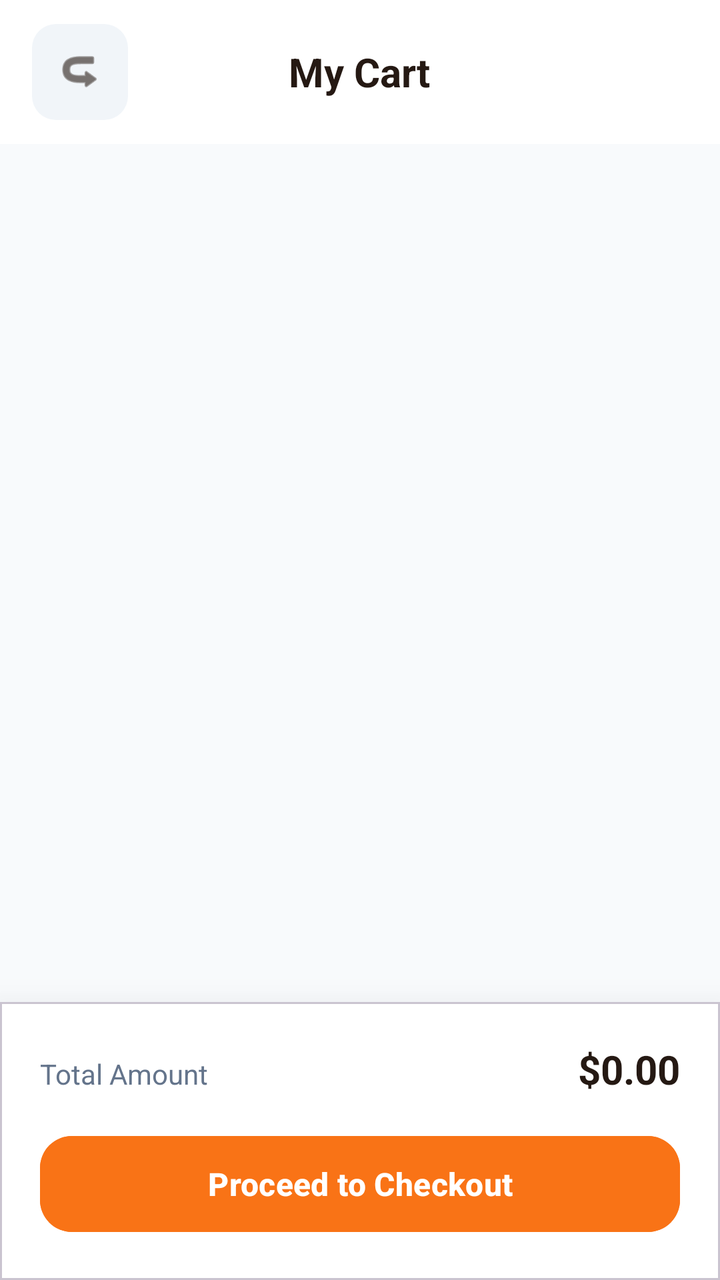
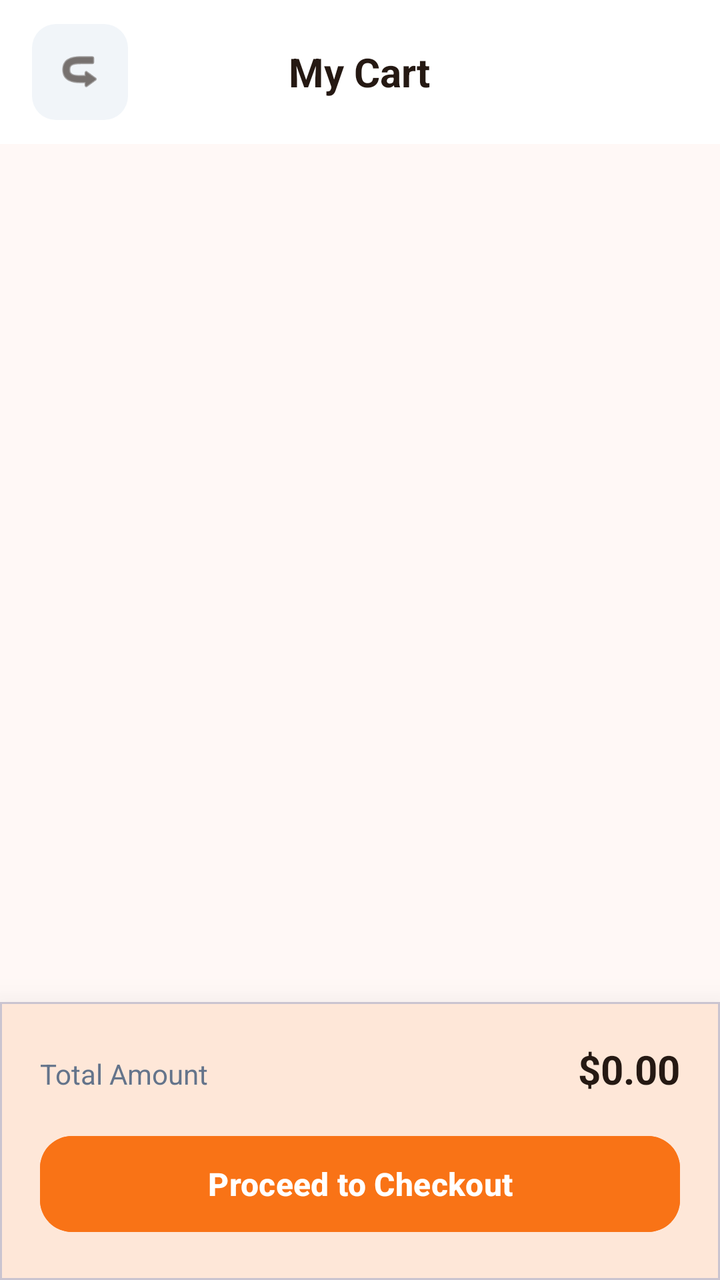

Two renders of the same Android screen: before a commit and after it. Below are the layout's source before the change and the commit's diff.
<!-- AndroidManifest.xml: application theme Theme.BeckieDealApp -->
<!-- res/layout/activity_cart.xml -->
<?xml version="1.0" encoding="utf-8"?>
<androidx.constraintlayout.widget.ConstraintLayout xmlns:android="http://schemas.android.com/apk/res/android"
    xmlns:app="http://schemas.android.com/apk/res-auto"
    xmlns:tools="http://schemas.android.com/tools"
    android:layout_width="match_parent"
    android:layout_height="match_parent"
    android:background="#F8FAFC"
    android:fitsSystemWindows="true"
    tools:context=".CartActivity">

    
    <com.google.android.material.appbar.AppBarLayout
        android:id="@+id/appBarLayout"
        android:layout_width="match_parent"
        android:layout_height="wrap_content"
        android:background="#FFFFFF"
        app:elevation="0dp"
        app:layout_constraintTop_toTopOf="parent">

        <com.google.android.material.appbar.MaterialToolbar
            android:id="@+id/topAppBar"
            android:layout_width="match_parent"
            android:layout_height="72dp"
            app:contentInsetStart="0dp">

            <RelativeLayout
                android:layout_width="match_parent"
                android:layout_height="match_parent"
                android:paddingHorizontal="16dp">

                <ImageView
                    android:id="@+id/backButton"
                    android:layout_width="48dp"
                    android:layout_height="48dp"
                    android:layout_alignParentStart="true"
                    android:layout_centerVertical="true"
                    android:background="@drawable/form_field_background"
                    android:padding="12dp"
                    android:src="@android:drawable/ic_menu_revert"
                    android:rotation="180"
                    app:tint="#251913" />

                <TextView
                    android:layout_width="wrap_content"
                    android:layout_height="wrap_content"
                    android:layout_centerInParent="true"
                    android:text="My Cart"
                    android:textColor="#251913"
                    android:textSize="20sp"
                    android:textStyle="bold" />

            </RelativeLayout>

        </com.google.android.material.appbar.MaterialToolbar>
    </com.google.android.material.appbar.AppBarLayout>

    <androidx.core.widget.NestedScrollView
        android:layout_width="match_parent"
        android:layout_height="0dp"
        android:fillViewport="true"
        app:layout_constraintTop_toBottomOf="@id/appBarLayout"
        app:layout_constraintBottom_toTopOf="@id/checkoutSection">

        <LinearLayout
            android:layout_width="match_parent"
            android:layout_height="wrap_content"
            android:orientation="vertical"
            android:padding="16dp">

            
            <LinearLayout
                android:id="@+id/emptyState"
                android:layout_width="match_parent"
                android:layout_height="match_parent"
                android:gravity="center"
                android:orientation="vertical"
                android:visibility="gone">

                <ImageView
                    android:layout_width="120dp"
                    android:layout_height="120dp"
                    android:src="@android:drawable/ic_menu_add"
                    app:tint="#FEECE7" />

                <TextView
                    android:layout_width="wrap_content"
                    android:layout_height="wrap_content"
                    android:layout_marginTop="24dp"
                    android:text="Your cart is empty"
                    android:textColor="#251913"
                    android:textSize="20sp"
                    android:textStyle="bold" />

                <TextView
                    android:layout_width="wrap_content"
                    android:layout_height="wrap_content"
                    android:layout_marginTop="8dp"
                    android:text="Looks like you haven't added anything yet."
                    android:textColor="#718096"
                    android:textSize="14sp" />

                <Button
                    android:id="@+id/startShoppingButton"
                    android:layout_width="wrap_content"
                    android:layout_height="wrap_content"
                    android:layout_marginTop="24dp"
                    android:text="Start Shopping"
                    android:textAllCaps="false"
                    app:cornerRadius="12dp"
                    android:backgroundTint="#F97316"/>
            </LinearLayout>

            
            <GridLayout
                android:id="@+id/cartItemsGrid"
                android:layout_width="match_parent"
                android:layout_height="wrap_content"
                android:alignmentMode="alignMargins"
                android:columnCount="2" />

        </LinearLayout>
    </androidx.core.widget.NestedScrollView>

    
    <com.google.android.material.card.MaterialCardView
        android:id="@+id/checkoutSection"
        android:layout_width="match_parent"
        android:layout_height="wrap_content"
        app:cardElevation="24dp"
        app:cardCornerRadius="0dp"
        app:layout_constraintBottom_toBottomOf="parent">
        
        <LinearLayout
            android:layout_width="match_parent"
            android:layout_height="wrap_content"
            android:background="#FFFFFF"
            android:orientation="vertical"
            android:padding="20dp">

            <LinearLayout
                android:layout_width="match_parent"
                android:layout_height="wrap_content"
                android:orientation="horizontal"
                android:layout_marginBottom="16dp">
                <TextView
                    android:layout_width="0dp"
                    android:layout_height="wrap_content"
                    android:layout_weight="1"
                    android:text="Total Amount"
                    android:textColor="#64748B"
                    android:textSize="14sp" />
                <TextView
                    android:id="@+id/totalPriceText"
                    android:layout_width="wrap_content"
                    android:layout_height="wrap_content"
                    android:text="$0.00"
                    android:textColor="#251913"
                    android:textSize="20sp"
                    android:textStyle="bold" />
            </LinearLayout>

            <Button
                android:id="@+id/checkoutButton"
                android:layout_width="match_parent"
                android:layout_height="56dp"
                android:backgroundTint="#F97316"
                android:text="Proceed to Checkout"
                android:textAllCaps="false"
                android:textColor="#FFFFFF"
                android:textSize="16sp"
                android:textStyle="bold"
                app:cornerRadius="16dp" />

        </LinearLayout>
    </com.google.android.material.card.MaterialCardView>

</androidx.constraintlayout.widget.ConstraintLayout>
<!-- resources referenced by this layout -->
<resources>
  <!-- drawable form_field_background (drawable) -->
  <?xml version="1.0" encoding="utf-8"?>
  <shape xmlns:android="http://schemas.android.com/apk/res/android">
      <solid android:color="#F1F5F9" />
      <corners android:radius="12dp" />
  </shape>
  <style name="Theme.BeckieDealApp" parent="Base.Theme.BeckieDealApp" />
  <style name="Base.Theme.BeckieDealApp" parent="Theme.Material3.DayNight.NoActionBar">
          
          
      </style>
</resources>

<!-- the commit's change to res/layout/activity_cart.xml (unified diff, before → after) -->
@@ -4,7 +4,7 @@
     xmlns:tools="http://schemas.android.com/tools"
     android:layout_width="match_parent"
     android:layout_height="match_parent"
-    android:background="#F8FAFC"
+    android:background="@color/background"
     android:fitsSystemWindows="true"
     tools:context=".CartActivity">
 
@@ -13,7 +13,7 @@
         android:id="@+id/appBarLayout"
         android:layout_width="match_parent"
         android:layout_height="wrap_content"
-        android:background="#FFFFFF"
+        android:background="@color/surface"
         app:elevation="0dp"
         app:layout_constraintTop_toTopOf="parent">
 
@@ -38,14 +38,14 @@
                     android:padding="12dp"
                     android:src="@android:drawable/ic_menu_revert"
                     android:rotation="180"
-                    app:tint="#251913" />
+                    app:tint="@color/text_primary" />
 
                 <TextView
                     android:layout_width="wrap_content"
                     android:layout_height="wrap_content"
                     android:layout_centerInParent="true"
                     android:text="My Cart"
-                    android:textColor="#251913"
+                    android:textColor="@color/text_primary"
                     android:textSize="20sp"
                     android:textStyle="bold" />
 
@@ -80,14 +80,14 @@
                     android:layout_width="120dp"
                     android:layout_height="120dp"
                     android:src="@android:drawable/ic_menu_add"
-                    app:tint="#FEECE7" />
+                    app:tint="@color/badge_bg" />
 
                 <TextView
                     android:layout_width="wrap_content"
                     android:layout_height="wrap_content"
                     android:layout_marginTop="24dp"
                     android:text="Your cart is empty"
-                    android:textColor="#251913"
+                    android:textColor="@color/text_primary"
                     android:textSize="20sp"
                     android:textStyle="bold" />
 
@@ -96,7 +96,7 @@
                     android:layout_height="wrap_content"
                     android:layout_marginTop="8dp"
                     android:text="Looks like you haven't added anything yet."
-                    android:textColor="#718096"
+                    android:textColor="@color/text_muted"
                     android:textSize="14sp" />
 
                 <Button
@@ -107,7 +107,7 @@
                     android:text="Start Shopping"
                     android:textAllCaps="false"
                     app:cornerRadius="12dp"
-                    android:backgroundTint="#F97316"/>
+                    android:backgroundTint="@color/primary"/>
             </LinearLayout>
 
             
@@ -128,12 +128,12 @@
         android:layout_height="wrap_content"
         app:cardElevation="24dp"
         app:cardCornerRadius="0dp"
+        app:cardBackgroundColor="@color/surface"
         app:layout_constraintBottom_toBottomOf="parent">
         
         <LinearLayout
             android:layout_width="match_parent"
             android:layout_height="wrap_content"
-            android:background="#FFFFFF"
             android:orientation="vertical"
             android:padding="20dp">
 
@@ -147,14 +147,14 @@
                     android:layout_height="wrap_content"
                     android:layout_weight="1"
                     android:text="Total Amount"
-                    android:textColor="#64748B"
+                    android:textColor="@color/text_muted"
                     android:textSize="14sp" />
                 <TextView
                     android:id="@+id/totalPriceText"
                     android:layout_width="wrap_content"
                     android:layout_height="wrap_content"
                     android:text="$0.00"
-                    android:textColor="#251913"
+                    android:textColor="@color/text_primary"
                     android:textSize="20sp"
                     android:textStyle="bold" />
             </LinearLayout>
@@ -163,10 +163,10 @@
                 android:id="@+id/checkoutButton"
                 android:layout_width="match_parent"
                 android:layout_height="56dp"
-                android:backgroundTint="#F97316"
+                android:backgroundTint="@color/primary"
                 android:text="Proceed to Checkout"
                 android:textAllCaps="false"
-                android:textColor="#FFFFFF"
+                android:textColor="@color/white_fixed"
                 android:textSize="16sp"
                 android:textStyle="bold"
                 app:cornerRadius="16dp" />
<!-- resource entries referenced after the edit -->
@@ -1,15 +1,51 @@
 <!-- resources referenced by this layout -->
 <resources>
+  <color name="background">#FFF8F6</color>
+  <color name="badge_bg">#FFF1EB</color>
+  <color name="primary">#F97316</color>
+  <color name="surface">#FFFFFF</color>
+  <color name="text_muted">#64748B</color>
+  <color name="text_primary">#251913</color>
+  <color name="white_fixed">#FFFFFF</color>
   <!-- drawable form_field_background (drawable) -->
   <?xml version="1.0" encoding="utf-8"?>
   <shape xmlns:android="http://schemas.android.com/apk/res/android">
-      <solid android:color="#F1F5F9" />
+      <solid android:color="@color/input_background" />
       <corners android:radius="12dp" />
   </shape>
   <style name="Theme.BeckieDealApp" parent="Base.Theme.BeckieDealApp" />
+  <color name="input_background">#F1F5F9</color>
   <style name="Base.Theme.BeckieDealApp" parent="Theme.Material3.DayNight.NoActionBar">
           
+          <item name="colorPrimary">@color/primary</item>
+          <item name="colorOnPrimary">@color/on_primary</item>
+          <item name="colorPrimaryContainer">@color/primary_container</item>
+          <item name="colorOnPrimaryContainer">@color/on_primary_container</item>
+  
           
+          <item name="colorSecondary">@color/secondary</item>
+          <item name="colorOnSecondary">@color/on_secondary</item>
+          <item name="colorSecondaryContainer">@color/secondary_container</item>
+          <item name="colorOnSecondaryContainer">@color/on_secondary_container</item>
+  
+          
+          <item name="android:windowBackground">@color/background</item>
+          <item name="colorSurface">@color/surface</item>
+          <item name="colorOnSurface">@color/on_surface</item>
+          <item name="colorSurfaceVariant">@color/surface_variant</item>
+          <item name="colorOnSurfaceVariant">@color/on_surface_variant</item>
+          <item name="colorOutline">@color/outline</item>
       </style>
+  <color name="on_primary">#FFFFFF</color>
+  <color name="primary_container">#F97316</color>
+  <color name="on_primary_container">#582200</color>
+  <color name="secondary">#8F4D27</color>
+  <color name="on_secondary">#FFFFFF</color>
+  <color name="secondary_container">#FDA77A</color>
+  <color name="on_secondary_container">#773A16</color>
+  <color name="on_surface">#251913</color>
+  <color name="surface_variant">#F6DED3</color>
+  <color name="on_surface_variant">#584237</color>
+  <color name="outline">#8C7164</color>
 </resources>
 
